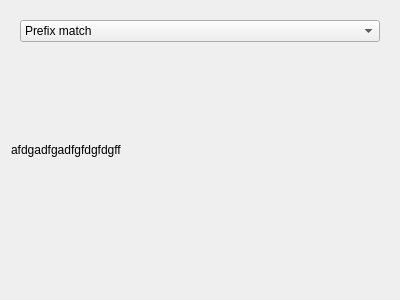
This is src/services/appindex/appindexwidget.ui in albertlauncher/albert as Qt 5 draws it before an edit. The edited form follows.
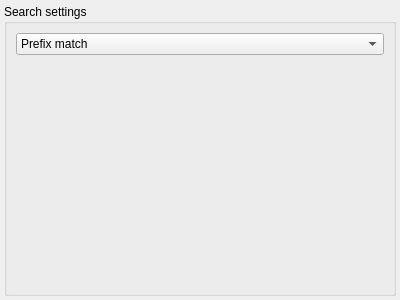
This is the edited form.

Commit message: Smaller margins for the ui

```diff
--- a/src/services/appindex/appindexwidget.ui
+++ b/src/services/appindex/appindexwidget.ui
@@ -10,13 +10,25 @@
     <height>300</height>
    </rect>
   </property>
-  <layout class="QHBoxLayout" name="horizontalLayout">
+  <layout class="QVBoxLayout" name="verticalLayout">
+   <property name="leftMargin">
+    <number>4</number>
+   </property>
+   <property name="topMargin">
+    <number>4</number>
+   </property>
+   <property name="rightMargin">
+    <number>4</number>
+   </property>
+   <property name="bottomMargin">
+    <number>4</number>
+   </property>
    <item>
-    <widget class="QLabel" name="label">
-     <property name="text">
-      <string>afdgadfgadfgfdgfdgff</string>
+    <widget class="QGroupBox" name="groupBox">
+     <property name="title">
+      <string>Search settings</string>
      </property>
-     <layout class="QVBoxLayout" name="verticalLayout">
+     <layout class="QVBoxLayout" name="verticalLayout_2">
       <item>
        <widget class="QComboBox" name="comboBoxSearchType">
         <item>
```
The commit also changes 3 other files.
